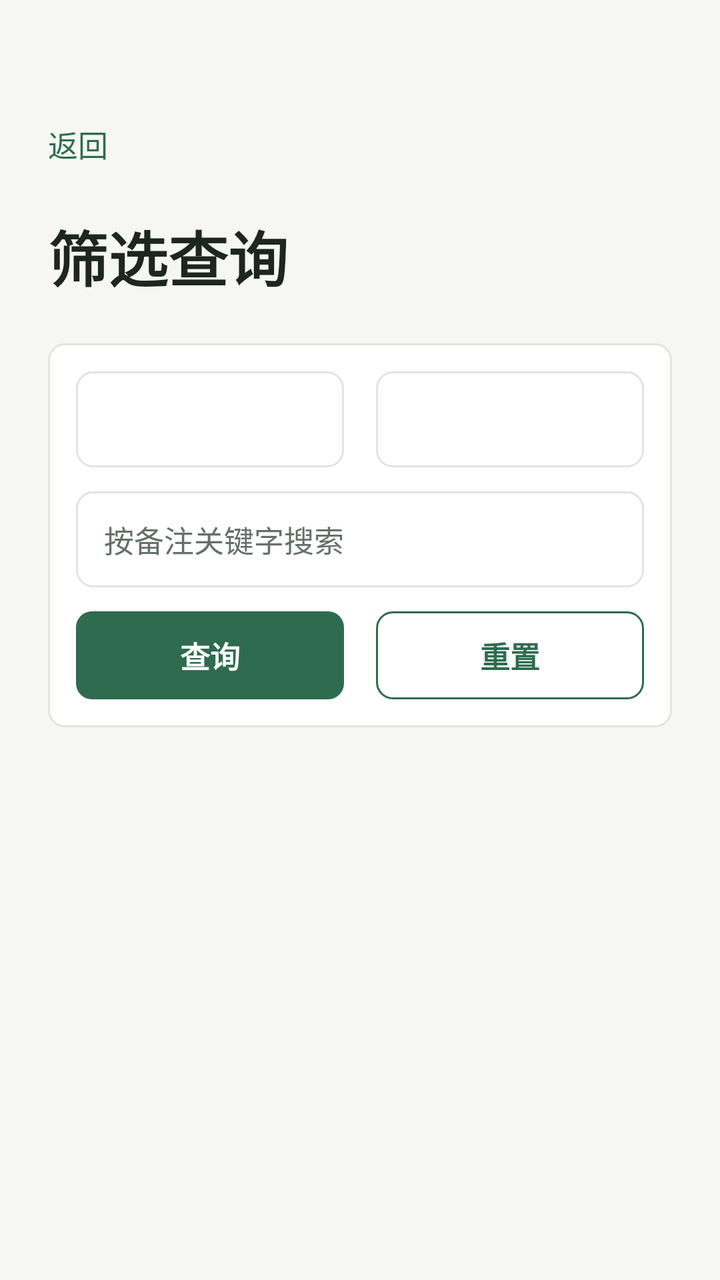
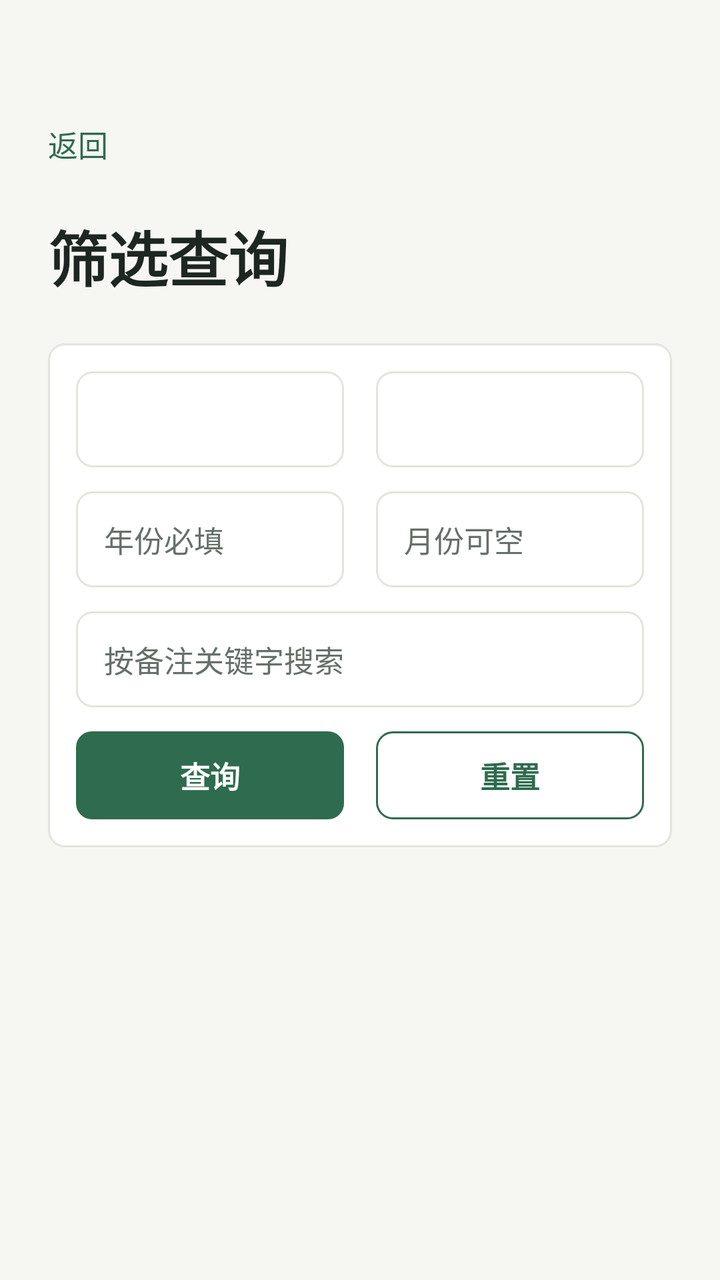

Screens rendered from an Android XML layout before and after an edit, with the pre-edit source and the edit as a unified diff.
<!-- AndroidManifest.xml: application theme Theme.AccountBook -->
<!-- res/layout/activity_record_search.xml -->
<?xml version="1.0" encoding="utf-8"?>
<ScrollView xmlns:android="http://schemas.android.com/apk/res/android"
    xmlns:tools="http://schemas.android.com/tools"
    android:id="@+id/record_search_root"
    android:layout_width="match_parent"
    android:layout_height="match_parent"
    android:background="@drawable/bg_page"
    android:fillViewport="true"
    tools:context=".RecordSearchActivity">

    <LinearLayout
        android:layout_width="match_parent"
        android:layout_height="wrap_content"
        android:orientation="vertical"
        android:paddingStart="24dp"
        android:paddingTop="52dp"
        android:paddingEnd="24dp"
        android:paddingBottom="32dp">

        <TextView
            android:id="@+id/btn_back"
            android:layout_width="wrap_content"
            android:layout_height="40dp"
            android:gravity="center"
            android:text="返回"
            android:textColor="@color/primary"
            android:textSize="15sp" />

        <TextView
            android:layout_width="wrap_content"
            android:layout_height="wrap_content"
            android:layout_marginTop="14dp"
            android:text="筛选查询"
            android:textColor="@color/text_primary"
            android:textSize="30sp"
            android:textStyle="bold" />

        <LinearLayout
            android:layout_width="match_parent"
            android:layout_height="wrap_content"
            android:layout_marginTop="22dp"
            android:background="@drawable/bg_card"
            android:orientation="vertical"
            android:padding="14dp">

            <LinearLayout
                android:layout_width="match_parent"
                android:layout_height="wrap_content"
                android:orientation="horizontal">

                <Spinner
                    android:id="@+id/sp_filter_type"
                    android:layout_width="0dp"
                    android:layout_height="48dp"
                    android:layout_marginEnd="8dp"
                    android:layout_weight="1"
                    android:background="@drawable/bg_input" />

                <Spinner
                    android:id="@+id/sp_filter_category"
                    android:layout_width="0dp"
                    android:layout_height="48dp"
                    android:layout_marginStart="8dp"
                    android:layout_weight="1"
                    android:background="@drawable/bg_input" />
            </LinearLayout>

            <EditText
                android:id="@+id/et_filter_keyword"
                android:layout_width="match_parent"
                android:layout_height="48dp"
                android:layout_marginTop="12dp"
                android:background="@drawable/bg_input"
                android:hint="按备注关键字搜索"
                android:inputType="text"
                android:maxLines="1"
                android:textColor="@color/text_primary"
                android:textColorHint="@color/text_secondary"
                android:textSize="15sp" />

            <LinearLayout
                android:layout_width="match_parent"
                android:layout_height="wrap_content"
                android:layout_marginTop="12dp"
                android:orientation="horizontal">

                <TextView
                    android:id="@+id/btn_apply_filter"
                    android:layout_width="0dp"
                    android:layout_height="44dp"
                    android:layout_marginEnd="8dp"
                    android:layout_weight="1"
                    android:background="@drawable/bg_primary_button"
                    android:gravity="center"
                    android:text="查询"
                    android:textColor="@color/white"
                    android:textSize="15sp"
                    android:textStyle="bold" />

                <TextView
                    android:id="@+id/btn_reset_filter"
                    android:layout_width="0dp"
                    android:layout_height="44dp"
                    android:layout_marginStart="8dp"
                    android:layout_weight="1"
                    android:background="@drawable/bg_outline_button"
                    android:gravity="center"
                    android:text="重置"
                    android:textColor="@color/primary"
                    android:textSize="15sp"
                    android:textStyle="bold" />
            </LinearLayout>
        </LinearLayout>

        <TextView
            android:id="@+id/tv_empty_search"
            android:layout_width="match_parent"
            android:layout_height="110dp"
            android:layout_marginTop="18dp"
            android:background="@drawable/bg_card"
            android:gravity="center"
            android:text="暂无匹配账单"
            android:textColor="@color/text_secondary"
            android:textSize="15sp"
            android:visibility="gone" />

        <LinearLayout
            android:id="@+id/search_result_container"
            android:layout_width="match_parent"
            android:layout_height="wrap_content"
            android:layout_marginTop="18dp"
            android:orientation="vertical" />
    </LinearLayout>
</ScrollView>
<!-- resources referenced by this layout -->
<resources>
  <color name="primary">#2F6B4F</color>
  <color name="text_primary">#1E2621</color>
  <color name="text_secondary">#66706A</color>
  <color name="white">#FFFFFFFF</color>
  <!-- drawable bg_card (drawable) -->
  <?xml version="1.0" encoding="utf-8"?>
  <shape xmlns:android="http://schemas.android.com/apk/res/android">
      <solid android:color="@color/surface" />
      <corners android:radius="8dp" />
      <stroke
          android:width="1dp"
          android:color="@color/divider" />
  </shape>
  <!-- drawable bg_input (drawable) -->
  <?xml version="1.0" encoding="utf-8"?>
  <shape xmlns:android="http://schemas.android.com/apk/res/android">
      <solid android:color="@color/surface" />
      <corners android:radius="8dp" />
      <stroke
          android:width="1dp"
          android:color="@color/divider" />
      <padding
          android:left="14dp"
          android:top="12dp"
          android:right="14dp"
          android:bottom="12dp" />
  </shape>
  <!-- drawable bg_outline_button (drawable) -->
  <?xml version="1.0" encoding="utf-8"?>
  <shape xmlns:android="http://schemas.android.com/apk/res/android">
      <solid android:color="@color/surface" />
      <corners android:radius="8dp" />
      <stroke
          android:width="1dp"
          android:color="@color/primary" />
  </shape>
  <!-- drawable bg_page (drawable) -->
  <?xml version="1.0" encoding="utf-8"?>
  <shape xmlns:android="http://schemas.android.com/apk/res/android">
      <solid android:color="@color/app_background" />
  </shape>
  <!-- drawable bg_primary_button (drawable) -->
  <?xml version="1.0" encoding="utf-8"?>
  <shape xmlns:android="http://schemas.android.com/apk/res/android">
      <solid android:color="@color/primary" />
      <corners android:radius="8dp" />
  </shape>
  <style name="Theme.AccountBook" parent="Base.Theme.AccountBook" />
  <color name="surface">#FFFFFFFF</color>
  <color name="divider">#E1E5DD</color>
  <color name="app_background">#F6F7F2</color>
  <style name="Base.Theme.AccountBook" parent="Theme.Material3.DayNight.NoActionBar">
          
          
      </style>
</resources>

<!-- the commit's change to res/layout/activity_record_search.xml (unified diff, before → after) -->
@@ -63,6 +63,43 @@
                     android:layout_marginStart="8dp"
                     android:layout_weight="1"
                     android:background="@drawable/bg_input" />
+            </LinearLayout>
+
+            <LinearLayout
+                android:layout_width="match_parent"
+                android:layout_height="wrap_content"
+                android:layout_marginTop="12dp"
+                android:orientation="horizontal">
+
+                <EditText
+                    android:id="@+id/et_filter_year"
+                    android:layout_width="0dp"
+                    android:layout_height="48dp"
+                    android:layout_marginEnd="8dp"
+                    android:layout_weight="1"
+                    android:background="@drawable/bg_input"
+                    android:hint="年份必填"
+                    android:inputType="number"
+                    android:maxLength="4"
+                    android:maxLines="1"
+                    android:textColor="@color/text_primary"
+                    android:textColorHint="@color/text_secondary"
+                    android:textSize="15sp" />
+
+                <EditText
+                    android:id="@+id/et_filter_month"
+                    android:layout_width="0dp"
+                    android:layout_height="48dp"
+                    android:layout_marginStart="8dp"
+                    android:layout_weight="1"
+                    android:background="@drawable/bg_input"
+                    android:hint="月份可空"
+                    android:inputType="number"
+                    android:maxLength="2"
+                    android:maxLines="1"
+                    android:textColor="@color/text_primary"
+                    android:textColorHint="@color/text_secondary"
+                    android:textSize="15sp" />
             </LinearLayout>
 
             <EditText
